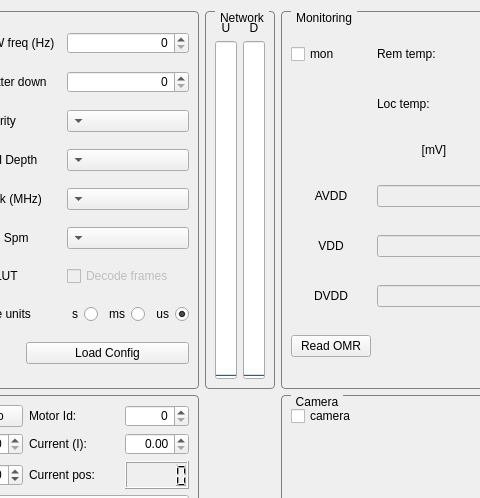
navrit/dexter, file SpidrMpx3Eq/qcstmconfigmonitoring.ui: the form before one commit; both pictures show x 333 to 813 and y 0 to 498 of the 1146 by 790 pixel window.
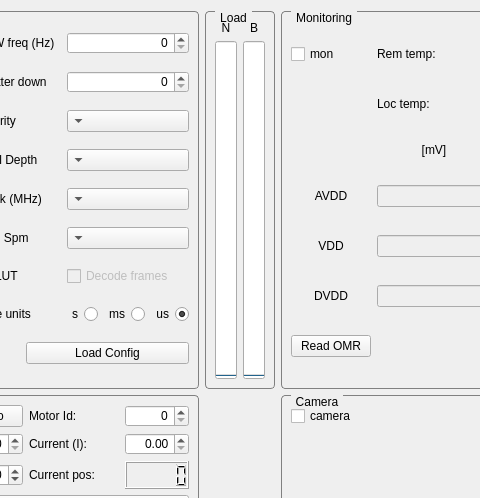
The form after the commit.

The edit to the form file:
```diff
--- a/SpidrMpx3Eq/qcstmconfigmonitoring.ui
+++ b/SpidrMpx3Eq/qcstmconfigmonitoring.ui
@@ -999,7 +999,7 @@
         <enum>Qt::LeftToRight</enum>
        </property>
        <property name="title">
-        <string>Network</string>
+        <string>Load</string>
        </property>
        <property name="alignment">
         <set>Qt::AlignCenter</set>
@@ -1013,7 +1013,7 @@
              <string>Network activity (Download)</string>
             </property>
             <property name="text">
-             <string>D</string>
+             <string>B</string>
             </property>
             <property name="alignment">
              <set>Qt::AlignCenter</set>
@@ -1026,7 +1026,7 @@
              <string>Network activity (Upload)</string>
             </property>
             <property name="text">
-             <string>U</string>
+             <string>N</string>
             </property>
             <property name="alignment">
              <set>Qt::AlignCenter</set>
```
Left out of the diff: 4 changed lines with no effect on the pictures.
